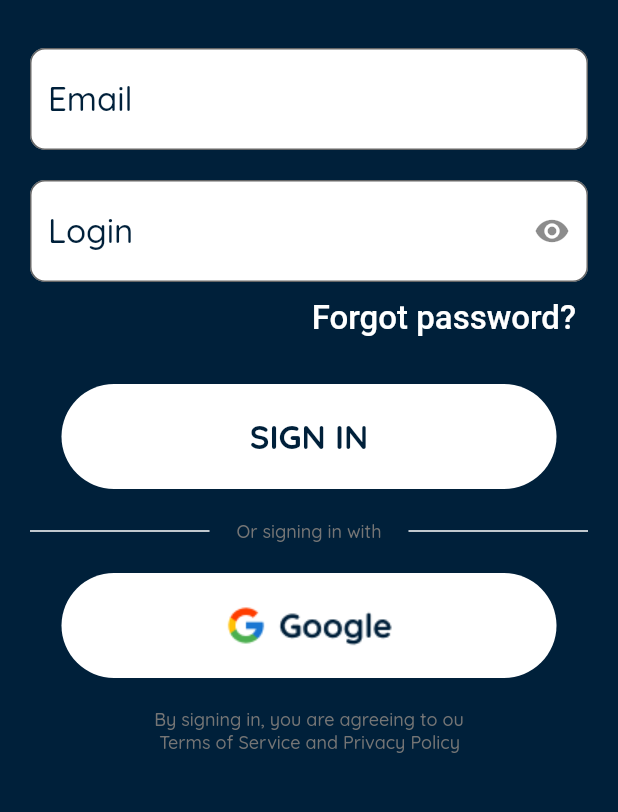
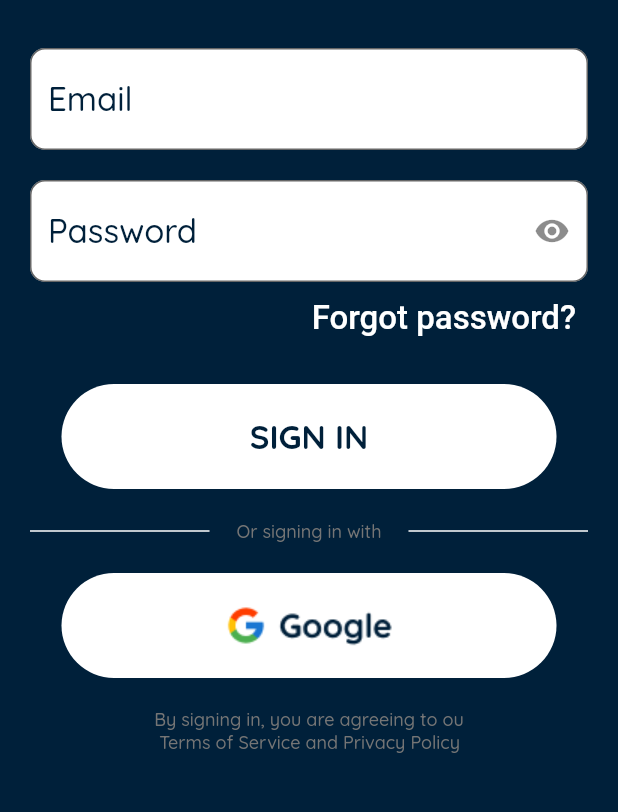
Before and after one commit to rizkidwiputra/peaceful, a Flutter app: the Login screen opened by its route, on a phone screen of 412 x 824 dp, the part 383-1195 px from its top. Run offline on Flutter 3.47's test engine with Material 2 defaults, Android fonts, the phone set to English and light mode, and no system bars; Roboto replaces fonts that are missing (Quicksand-Semibold).

Commit message:
third commit

```diff
--- a/lib/views/login.dart
+++ b/lib/views/login.dart
@@ -41,7 +41,7 @@ class _LoginState extends State<Login> {
                   TextField(
                     obscureText: !passwordVisibility,
                     style: medium3.copyWith(color: primaryColor),
-                    decoration: CustomComponents.textField('Login').copyWith(
+                    decoration: CustomComponents.textField('Password').copyWith(
                       suffixIcon: IconButton(
                         icon: Icon(
                           passwordVisibility
--- a/lib/views/onboarding/onboarding2.dart
+++ b/lib/views/onboarding/onboarding2.dart
@@ -20,6 +20,7 @@ class OnBoarding2 extends StatelessWidget {
               ),
               const SizedBox(height: 100),
               TextField(
+                style: medium3.copyWith(color: primaryColor),
                 decoration: CustomComponents.textField('Your nickname...'),
               ),
               const SizedBox(height: 100),
```
Also changed, not shown: pubspec.lock.
